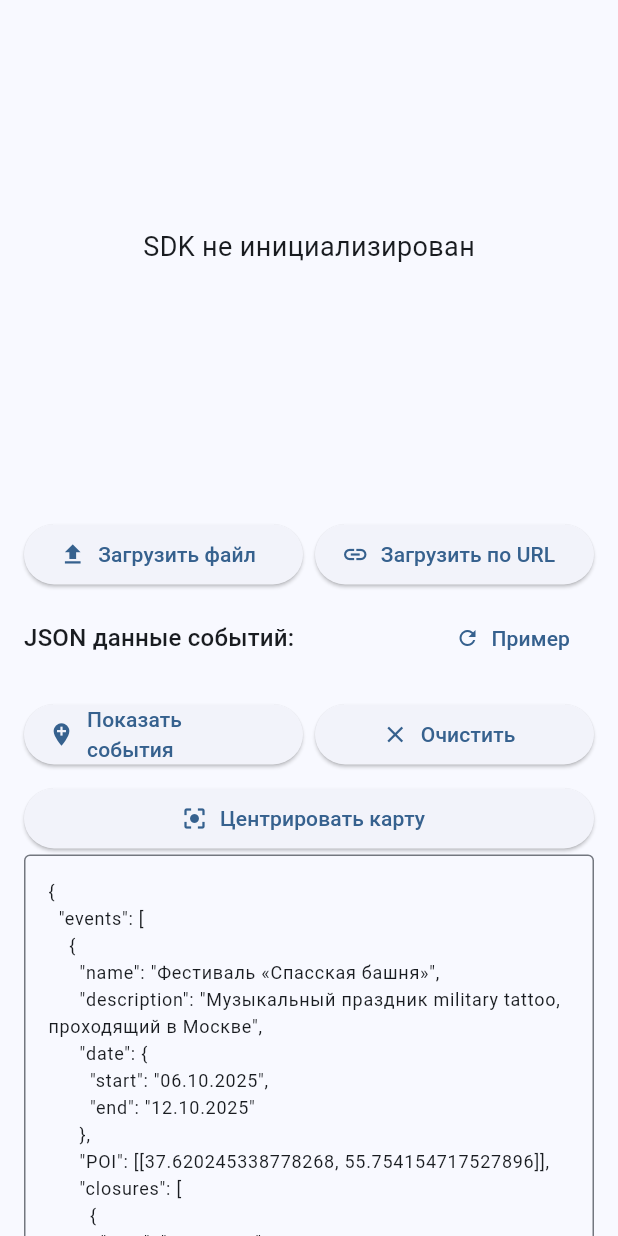
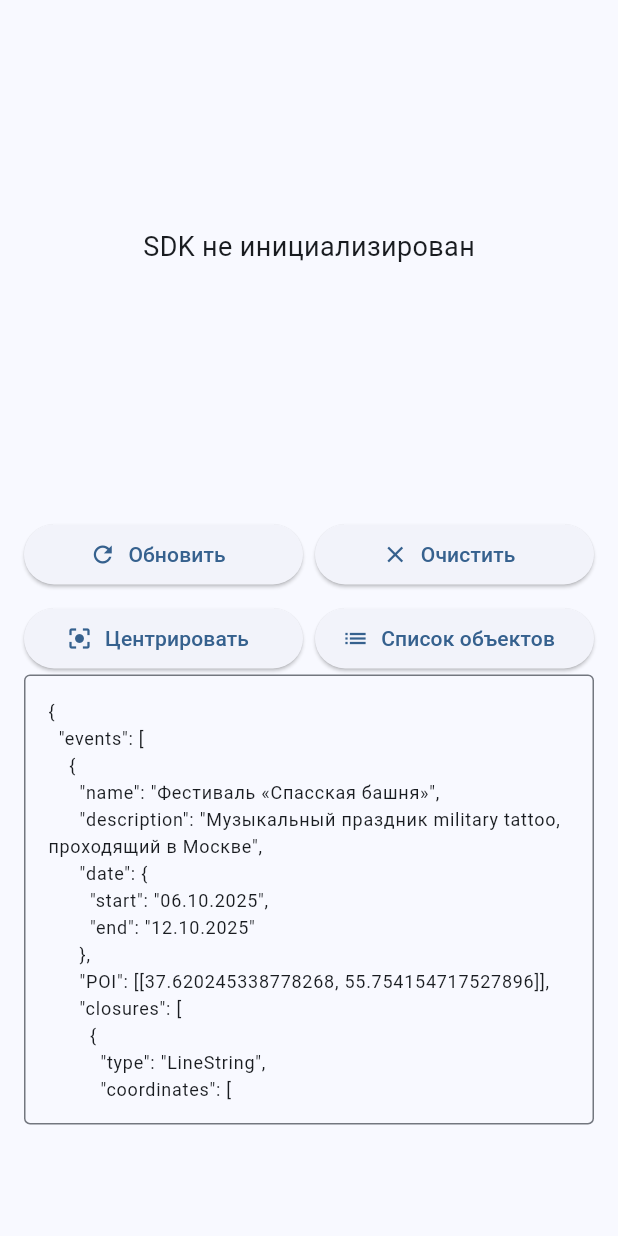
Before and after one commit to goshantiy/flutter_2gis, a Flutter app: the screen it shows after launch, on a phone screen of 412 x 824 dp. Run offline on Flutter 3.47's test engine with Material 3 defaults, Android fonts, the phone set to English and light mode, and no system bars; our stand-ins replace file_picker; missing offline and left inert: dgis_mobile_sdk_full; network calls fail.

Commit message:
Сразу грузим с апи

```diff
--- a/lib/widgets/control_buttons_widget.dart
+++ b/lib/widgets/control_buttons_widget.dart
@@ -1,23 +1,17 @@
 import 'package:flutter/material.dart';
 
 class ControlButtonsWidget extends StatelessWidget {
-  final bool isLoading;
-  final VoidCallback onLoadFromFile;
-  final VoidCallback onLoadFromUrl;
-  final VoidCallback onLoadSample;
-  final VoidCallback onShowEvents;
   final VoidCallback onClearMarkers;
   final VoidCallback onCenterMap;
+  final VoidCallback? onShowMarkersList;
+  final VoidCallback? onRefreshData;
 
   const ControlButtonsWidget({
     super.key,
-    required this.isLoading,
-    required this.onLoadFromFile,
-    required this.onLoadFromUrl,
-    required this.onLoadSample,
-    required this.onShowEvents,
     required this.onClearMarkers,
     required this.onCenterMap,
+    this.onShowMarkersList,
+    this.onRefreshData,
   });
 
   @override
@@ -25,54 +19,19 @@ class ControlButtonsWidget extends StatelessWidget {
     return Column(
       crossAxisAlignment: CrossAxisAlignment.stretch,
       children: [
-        // Кнопки загрузки
+        // Кнопки управления
         Row(
           children: [
+            if (onRefreshData != null) ...[
               Expanded(
                 child: ElevatedButton.icon(
-                onPressed: isLoading ? null : onLoadFromFile,
-                icon: const Icon(Icons.file_upload),
-                label: const Text('Загрузить файл'),
+                  onPressed: onRefreshData,
+                  icon: const Icon(Icons.refresh),
+                  label: const Text('Обновить'),
                 ),
               ),
               const SizedBox(width: 8),
-            Expanded(
-              child: ElevatedButton.icon(
-                onPressed: isLoading ? null : onLoadFromUrl,
-                icon: const Icon(Icons.link),
-                label: const Text('Загрузить по URL'),
-              ),
-            ),
             ],
-        ),
-        const SizedBox(height: 8),
-        Row(
-          mainAxisAlignment: MainAxisAlignment.spaceBetween,
-          children: [
-            Text(
-              'JSON данные событий:',
-              style: Theme.of(context).textTheme.titleMedium,
-            ),
-            TextButton.icon(
-              onPressed: onLoadSample,
-              icon: const Icon(Icons.refresh, size: 16),
-              label: const Text('Пример'),
-            ),
-          ],
-        ),
-        const SizedBox(height: 16),
-
-        // Кнопки управления
-        Row(
-          children: [
-            Expanded(
-              child: ElevatedButton.icon(
-                onPressed: onShowEvents,
-                icon: const Icon(Icons.add_location),
-                label: const Text('Показать события'),
-              ),
-            ),
-            const SizedBox(width: 8),
             Expanded(
               child: ElevatedButton.icon(
                 onPressed: onClearMarkers,
@@ -83,10 +42,26 @@ class ControlButtonsWidget extends StatelessWidget {
           ],
         ),
         const SizedBox(height: 8),
-        ElevatedButton.icon(
+        Row(
+          children: [
+            Expanded(
+              child: ElevatedButton.icon(
                 onPressed: onCenterMap,
                 icon: const Icon(Icons.center_focus_strong),
-          label: const Text('Центрировать карту'),
+                label: const Text('Центрировать'),
+              ),
+            ),
+            if (onShowMarkersList != null) ...[
+              const SizedBox(width: 8),
+              Expanded(
+                child: ElevatedButton.icon(
+                  onPressed: onShowMarkersList,
+                  icon: const Icon(Icons.list),
+                  label: const Text('Список объектов'),
+                ),
+              ),
+            ],
+          ],
         ),
       ],
     );
```
Also changed, not shown: lib/pages/events_map_page.dart (+109 -106 lines). Lines whose indentation alone changed are shown as unchanged.
